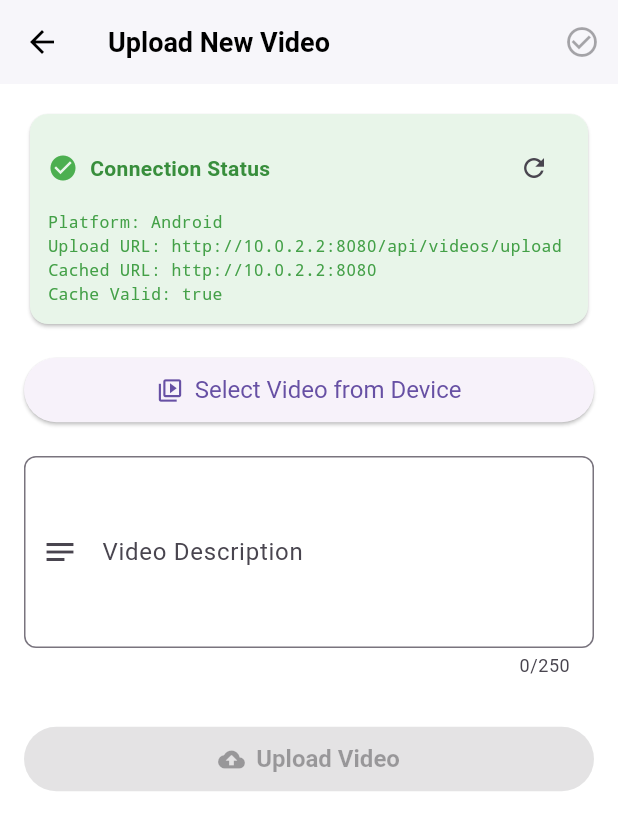
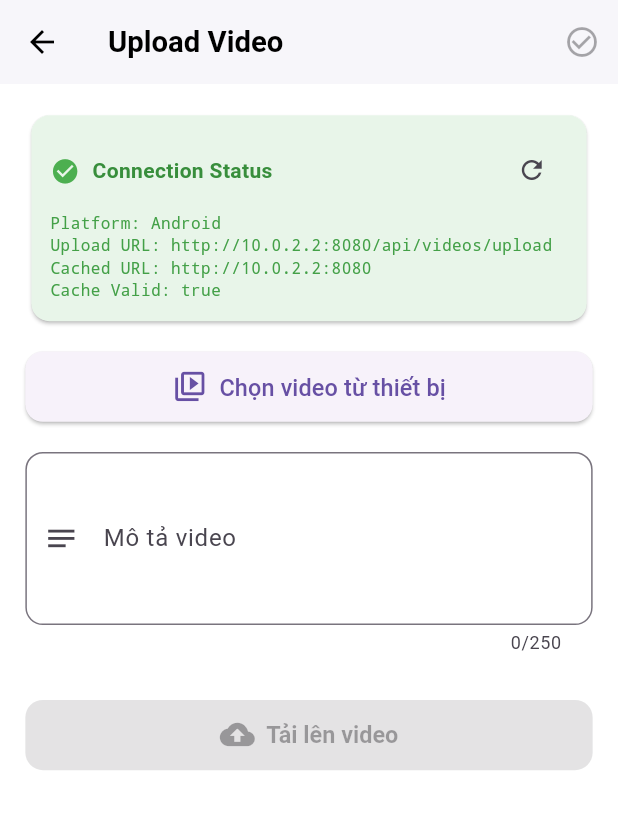
Before and after one commit to sonbien2601/TikTok_Clone, a Flutter app: the UploadVideoPage screen opened directly, on a phone screen of 412 x 824 dp. Shown: the top 830 px of the screen. Run offline on Flutter 3.47's test engine with Material 3 defaults, Android fonts, the phone set to English and light mode, and no system bars; our stand-ins replace file_picker, firebase_auth, firebase_core, flutter_screenutil, image_picker, share_plus and 2 more; missing offline and left inert: mongo_dart, shelf_multipart, shelf_router; accounts and stored records are empty; network calls fail.

Commit message:
1 phần reponsive

```diff
--- a/tiktok_project/pubspec.yaml
+++ b/tiktok_project/pubspec.yaml
@@ -9,6 +9,7 @@ environment:
 dependencies:
   flutter:
     sdk: flutter
+  flutter_screenutil: ^5.9.0
 
 dev_dependencies:
   flutter_test:
--- a/tiktok_project/tiktok_app_mono/tiktok_frontend/lib/src/features/auth/presentation/pages/login_page.dart
+++ b/tiktok_project/tiktok_app_mono/tiktok_frontend/lib/src/features/auth/presentation/pages/login_page.dart
@@ -4,6 +4,7 @@ import 'package:provider/provider.dart';
 import 'package:tiktok_frontend/src/features/auth/domain/services/auth_service.dart';
 import 'package:tiktok_frontend/src/features/auth/presentation/pages/register_page.dart';
 import 'package:tiktok_frontend/src/features/auth/presentation/widgets/auth_text_field.dart';
+import 'package:flutter_screenutil/flutter_screenutil.dart';
 
 class LoginPage extends StatefulWidget {
   const LoginPage({super.key});
--- a/tiktok_project/tiktok_app_mono/tiktok_frontend/lib/src/features/auth/presentation/pages/register_page.dart
+++ b/tiktok_project/tiktok_app_mono/tiktok_frontend/lib/src/features/auth/presentation/pages/register_page.dart
@@ -17,6 +17,7 @@ import 'package:path/path.dart' as path;
 import 'package:http_parser/http_parser.dart';
 import 'package:tiktok_frontend/src/core/navigation/main_tab_page.dart';
 import 'package:firebase_auth/firebase_auth.dart';
+import 'package:flutter_screenutil/flutter_screenutil.dart';
 
 enum Gender { male, female, other }
 
--- a/tiktok_project/tiktok_app_mono/tiktok_frontend/lib/src/features/feed/presentation/views/video_feed_view.dart
+++ b/tiktok_project/tiktok_app_mono/tiktok_frontend/lib/src/features/feed/presentation/views/video_feed_view.dart
@@ -7,6 +7,7 @@ import 'package:tiktok_frontend/src/features/feed/domain/models/video_post_model
 import 'package:tiktok_frontend/src/features/feed/domain/services/video_service.dart';
 import 'package:tiktok_frontend/src/features/feed/presentation/widgets/full_screen_video_item.dart';
 import 'package:video_player/video_player.dart';
+import 'package:flutter_screenutil/flutter_screenutil.dart';
 
 class VideoFeedView extends StatefulWidget {
   const VideoFeedView({super.key});
--- a/tiktok_project/tiktok_app_mono/tiktok_frontend/lib/src/features/profile/presentation/pages/profile_page.dart
+++ b/tiktok_project/tiktok_app_mono/tiktok_frontend/lib/src/features/profile/presentation/pages/profile_page.dart
@@ -18,6 +18,7 @@ import 'package:intl/intl.dart';
 import 'package:tiktok_frontend/src/features/donate/presentation/pages/donate_page.dart';
 import 'package:tiktok_frontend/src/features/donate/presentation/pages/donate_history_page.dart';
 import 'package:tiktok_frontend/src/features/feed/presentation/views/video_feed_view.dart';
+import 'package:flutter_screenutil/flutter_screenutil.dart';
 
 class ProfilePage extends StatefulWidget {
   const ProfilePage({super.key});
--- a/tiktok_project/tiktok_app_mono/tiktok_frontend/lib/src/features/upload/presentation/pages/upload_video_page.dart
+++ b/tiktok_project/tiktok_app_mono/tiktok_frontend/lib/src/features/upload/presentation/pages/upload_video_page.dart
@@ -9,6 +9,7 @@ import 'package:http_parser/http_parser.dart';
 import 'package:provider/provider.dart';
 import 'package:tiktok_frontend/src/features/auth/domain/services/auth_service.dart';
 import 'package:tiktok_frontend/src/core/config/network_config.dart';
+import 'package:flutter_screenutil/flutter_screenutil.dart';
 
 class UploadVideoPage extends StatefulWidget {
   const UploadVideoPage({super.key});
@@ -276,7 +277,7 @@ class _UploadVideoPageState extends State<UploadVideoPage> {
   Widget build(BuildContext context) {
     return Scaffold(
       appBar: AppBar(
-        title: const Text('Upload New Video'),
+        title: Text('Upload Video', style: TextStyle(fontSize: 20.sp)),
         actions: [
           if (!_isLoading)
             IconButton(
@@ -301,7 +302,7 @@ class _UploadVideoPageState extends State<UploadVideoPage> {
         ],
       ),
       body: SingleChildScrollView(
-        padding: const EdgeInsets.all(16.0),
+        padding: EdgeInsets.all(16.w),
         child: Column(
           crossAxisAlignment: CrossAxisAlignment.stretch,
           children: [
@@ -309,7 +310,7 @@ class _UploadVideoPageState extends State<UploadVideoPage> {
             Card(
               color: _uploadUrl != null ? Colors.green.shade50 : Colors.orange.shade50,
               child: Padding(
-                padding: const EdgeInsets.all(12),
+                padding: EdgeInsets.all(12.w),
                 child: Column(
                   crossAxisAlignment: CrossAxisAlignment.start,
                   children: [
@@ -318,9 +319,9 @@ class _UploadVideoPageState extends State<UploadVideoPage> {
                         Icon(
                           _uploadUrl != null ? Icons.check_circle : Icons.warning,
                           color: _uploadUrl != null ? Colors.green : Colors.orange,
-                          size: 20,
+                          size: 20.sp,
                         ),
-                        const SizedBox(width: 8),
+                        SizedBox(width: 8.w),
                         Text(
                           'Connection Status',
                           style: TextStyle(
@@ -336,12 +337,12 @@ class _UploadVideoPageState extends State<UploadVideoPage> {
                         ),
                       ],
                     ),
-                    const SizedBox(height: 4),
+                    SizedBox(height: 4.h),
                     if (_debugInfo != null)
                       Text(
                         _debugInfo!,
                         style: TextStyle(
-                          fontSize: 11,
+                          fontSize: 11.sp,
                           color: _uploadUrl != null ? Colors.green.shade600 : Colors.orange.shade600,
                           fontFamily: 'monospace',
                         ),
@@ -351,69 +352,72 @@ class _UploadVideoPageState extends State<UploadVideoPage> {
               ),
             ),
 
-            const SizedBox(height: 16),
+            SizedBox(height: 16.h),
 
             // Video Selection
             ElevatedButton.icon(
               onPressed: _pickVideo,
-              icon: const Icon(Icons.video_library_outlined),
-              label: const Text('Select Video from Device'),
+              icon: Icon(Icons.video_library_outlined, size: 24.sp),
+              label: Text('Chọn video từ thiết bị', style: TextStyle(fontSize: 16.sp)),
               style: ElevatedButton.styleFrom(
-                padding: const EdgeInsets.symmetric(vertical: 12),
-                textStyle: const TextStyle(fontSize: 16)
+                padding: EdgeInsets.symmetric(horizontal: 24.w, vertical: 12.h),
+                shape: RoundedRectangleBorder(
+                  borderRadius: BorderRadius.circular(12.r),
+                ),
               ),
             ),
 
-            const SizedBox(height: 20),
+            SizedBox(height: 20.h),
 
             // Selected Video Display
             if (_selectedPlatformFile != null)
               Card(
-                elevation: 2,
-                shape: RoundedRectangleBorder(borderRadius: BorderRadius.circular(8)),
+                elevation: 2.0,
+                shape: RoundedRectangleBorder(borderRadius: BorderRadius.circular(12.r)),
                 child: Padding(
-                  padding: const EdgeInsets.all(12.0),
+                  padding: EdgeInsets.all(12.w),
                   child: Column(
                     crossAxisAlignment: CrossAxisAlignment.start,
                     children: [
                       Text(
-                        'Selected Video:',
+                        'Video đã chọn:',
                         style: Theme.of(context).textTheme.titleMedium?.copyWith(
                           fontWeight: FontWeight.bold
                         ),
                       ),
-                      const SizedBox(height: 8),
+                      SizedBox(height: 8.h),
                       Row(
                         children: [
                           Icon(
                             Icons.movie_creation_outlined,
-                            color: Theme.of(context).hintColor
+                            color: Theme.of(context).hintColor,
+                            size: 24.sp,
                           ),
-                          const SizedBox(width: 8),
+                          SizedBox(width: 8.w),
                           Expanded(
                             child: Text(
-                              _videoFileName ?? 'No filename',
-                              style: const TextStyle(
+                              _videoFileName ?? 'Không có tên file',
+                              style: TextStyle(
                                 fontWeight: FontWeight.w500,
-                                fontSize: 15
+                                fontSize: 15.sp
                               ),
                               overflow: TextOverflow.ellipsis,
                             ),
                           ),
                         ],
                       ),
-                      const SizedBox(height: 12),
+                      SizedBox(height: 12.h),
                       Container(
-                        height: 200,
+                        height: 200.h,
                         width: double.infinity,
                         decoration: BoxDecoration(
                           color: Colors.black12,
-                          borderRadius: BorderRadius.circular(8),
+                          borderRadius: BorderRadius.circular(12.r),
                         ),
                         child: Center(
                           child: Icon(
                             Icons.play_circle_fill_rounded,
-                            size: 60,
+                            size: 60.sp,
                             color: Colors.grey[400]
                           )
                         ),
@@ -423,25 +427,27 @@ class _UploadVideoPageState extends State<UploadVideoPage> {
                 ),
               ),
 
-            if (_selectedPlatformFile != null) const SizedBox(height: 20),
+            if (_selectedPlatformFile != null) SizedBox(height: 20.h),
 
             // Description Input
             TextFormField(
               controller: _descriptionController,
               decoration: InputDecoration(
-                labelText: 'Video Description',
-                hintText: 'Add description, #hashtags...',
+                labelText: 'Mô tả video',
+                hintText: 'Thêm mô tả, #hashtags...',
                 border: OutlineInputBorder(
-                  borderRadius: BorderRadius.circular(8.0),
+                  borderRadius: BorderRadius.circular(12.r),
                 ),
-                prefixIcon: const Icon(Icons.notes_outlined),
+                prefixIcon: Icon(Icons.notes_outlined, size: 24.sp),
+                contentPadding: EdgeInsets.symmetric(horizontal: 16.w, vertical: 12.h),
               ),
               maxLines: 4,
               maxLength: 250,
               onChanged: (_) => setState(() {}), // Update upload button state
+              style: TextStyle(fontSize: 16.sp),
             ),
 
-            const SizedBox(height: 30),
+            SizedBox(height: 30.h),
 
             // Upload Button or Loading
             if (_isLoading)
@@ -452,23 +458,26 @@ class _UploadVideoPageState extends State<UploadVideoPage> {
                     children: [
                       CircularProgressIndicator(),
                       SizedBox(height: 8),
-                      Text('Uploading video...'),
+                      Text('Đang tải lên video...'),
                     ],
                   ),
                 )
               )
             else
               ElevatedButton.icon(
-                icon: const Icon(Icons.cloud_upload_rounded),
-                label: const Text('Upload Video'),
+                icon: Icon(Icons.cloud_upload_rounded, size: 24.sp),
+                label: Text('Tải lên video', style: TextStyle(fontSize: 16.sp, fontWeight: FontWeight.bold)),
                 style: ElevatedButton.styleFrom(
                   backgroundColor: Theme.of(context).primaryColor,
                   foregroundColor: Colors.white,
-                  padding: const EdgeInsets.symmetric(vertical: 12),
-                  textStyle: const TextStyle(
-                    fontSize: 16,
+                  padding: EdgeInsets.symmetric(horizontal: 24.w, vertical: 12.h),
+                  textStyle: TextStyle(
+                    fontSize: 16.sp,
                     fontWeight: FontWeight.bold
-                  )
+                  ),
+                  shape: RoundedRectangleBorder(
+                    borderRadius: BorderRadius.circular(12.r),
+                  ),
                 ),
                 onPressed: (_selectedPlatformFile != null &&
                           _descriptionController.text.isNotEmpty &&
--- a/tiktok_project/tiktok_app_mono/tiktok_frontend/pubspec.yaml
+++ b/tiktok_project/tiktok_app_mono/tiktok_frontend/pubspec.yaml
@@ -27,6 +27,7 @@ dependencies:
   path: ^1.8.3
   firebase_core: ^3.15.2
   firebase_auth: ^5.7.0
+  flutter_screenutil: ^5.9.3
 
 dev_dependencies:
   flutter_test:
```
Also changed, not shown: tiktok_project/tiktok_app_mono/tiktok_frontend/lib/src/app.dart (+8 -0 lines), tiktok_project/tiktok_app_mono/tiktok_frontend/lib/src/features/friends/presentation/pages/friends_page.dart (+4 -3 lines), tiktok_project/tiktok_app_mono/tiktok_frontend/lib/src/features/inbox/presentation/pages/inbox_page.dart (+95 -92 lines), tiktok_project/tiktok_app_mono/tiktok_frontend/lib/src/features/notifications/presentation/pages/notifications_page.dart (+27 -26 lines), tiktok_project/tiktok_app_mono/tiktok_frontend/lib/src/features/search/presentation/pages/search_page.dart (+16 -15 lines), tiktok_project/tiktok_app_mono/tiktok_frontend/lib/src/features/video_detail/presentation/pages/video_detail_page.dart (+44 -51 lines), tiktok_project/pubspec.lock, tiktok_project/tiktok_app_mono/tiktok_frontend/pubspec.lock.
